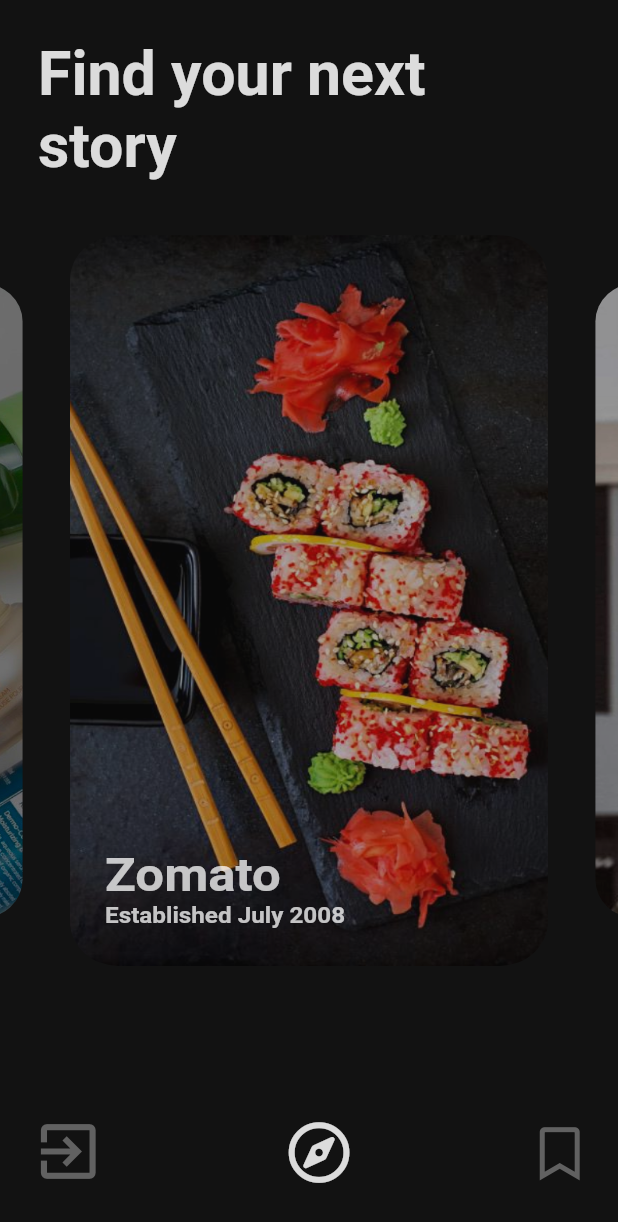
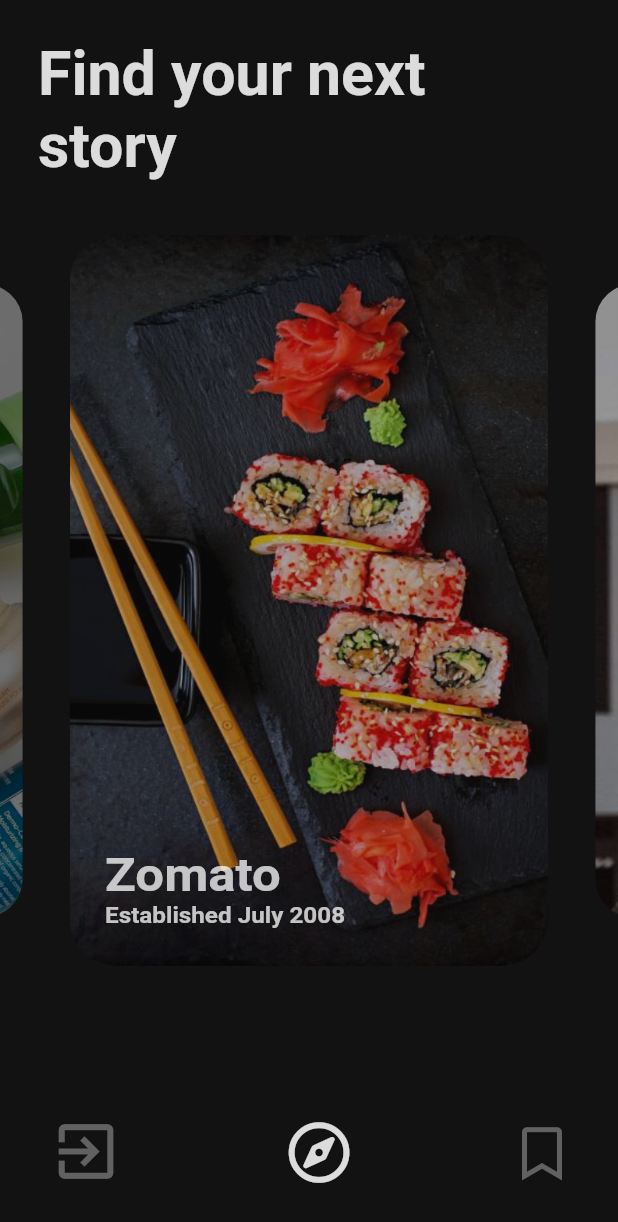
Before and after one commit to RosaliaSL/TechStory, a Flutter app: the MenuPage screen opened by its route, on a phone screen of 412 x 824 dp. Shown: the top 1222 px of the screen. Run offline on Flutter 3.47's test engine with Material 2 defaults, Android fonts, the phone set to English and light mode, and no system bars; drawn by our look-alikes of carousel_slider; our stand-ins replace cloud_firestore, firebase_auth, flutter_tts, font_awesome_flutter, google_sign_in, modal_progress_hud and 1 more; accounts and stored records are empty.

Commit message:
Updated code

```diff
--- a/lib/constants.dart
+++ b/lib/constants.dart
@@ -1,4 +1,3 @@
-import 'package:flutter/cupertino.dart';
 import 'package:flutter/material.dart';
 
 const String kZomatoText =
@@ -11,7 +10,7 @@ const String kBombayShavingCompanyText =
     'Bombay Shaving Company was built to give you and ourselves a better way to shave. Master industrial designers, makers of the world’s sharpest blades, the finest fragrance creators, were only some of the people who came together to make the Regimen a reality. But those were early days. We are developing a range of bath and body products, with the same level of attention to bathroom-worthiness as the Regimen. We want to do for men’s grooming what we’ve done for the daily shave.Because we don’t just want to look good, we want to feel it. We care about your needs. Everything we create, from a complete shaving regimen to a simple bath soap, is designed keeping you in mind.';
 
 const String kCureFitText =
-    'cure.fit is a mobile app that takes a holistic approach towards health and fitness by bringing together all aspects of a healthy lifestyle on a single platform.\n\ncure.fit offers both online and offline experiences across fitness, nutrition and mental wellbeing through its 4 products, i.e, cult.fit, eat.fit, mind.fit & care.fit.\n\nWith the aim to make fitness fun and easy, cult.fit gives workouts a whole new meaning with a range of trainer-led, group workout classes. eat.fit makes healthy eating, easy & affordable. Every eat.fit meal is cooked fresh with the best ingredients and is calorie counted and delivered to your doorstep. Addressing the core aspect of mental wellbeing, mind.fit aims to bring about a lifestyle change and focuses on relieving day to day stress and improving overall mental wellbeing through yoga, guided meditation & 1:1 Therapy. care.fit is a state-of-the-art medical and diagnostic centre that offers doctor consultations and clinical expertise to help in providing care for common illnesses and complex issues. Live your life to the fullest and #BeBetterEveryday';
+    'cure.fit is a mobile app that takes a holistic approach towards health and fitness by bringing together all aspects of a healthy lifestyle on a single platform. cure.fit offers both online and offline experiences across fitness, nutrition and mental wellbeing through its 4 products, i.e, cult.fit, eat.fit, mind.fit & care.fit. With the aim to make fitness fun and easy, cult.fit gives workouts a whole new meaning with a range of trainer-led, group workout classes. eat.fit makes healthy eating, easy & affordable. Every eat.fit meal is cooked fresh with the best ingredients and is calorie counted and delivered to your doorstep. Addressing the core aspect of mental wellbeing, mind.fit aims to bring about a lifestyle change and focuses on relieving day to day stress and improving overall mental wellbeing through yoga, guided meditation & 1:1 Therapy. care.fit is a state-of-the-art medical and diagnostic centre that offers doctor consultations and clinical expertise to help in providing care for common illnesses and complex issues. Live your life to the fullest and #BeBetterEveryday';
 
 const String kAirbnbText =
     'Airbnb, Inc. (pronounced /ˈɛərbiːɛnbiː/ AIR-bee-ehn-bee and stylized as airbnb) is an American vacation rental online marketplace company based in San Francisco, California, United States. Airbnb offers arrangement for lodging, primarily homestays, or tourism experiences. The company does not own any of the real estate listings, nor does it host events; it acts as a broker, receiving commissions from each booking.The company was conceived after its founders rented out an air mattress in their living room, effectively turning their apartment into a bed and breakfast, to offset the high cost of rent in San Francisco. Airbnb is a shortened version of its original name, AirBedandBreakfast.com';
--- a/lib/login_screen.dart
+++ b/lib/login_screen.dart
@@ -1,11 +1,9 @@
 import 'package:flutter/material.dart';
 import 'package:modal_progress_hud/modal_progress_hud.dart';
-import 'package:tech_story/constants.dart';
 import 'package:tech_story/menu_page.dart';
 import 'button.dart';
 import 'package:firebase_auth/firebase_auth.dart';
 import 'menu_page.dart';
-import 'package:cloud_firestore/cloud_firestore.dart';
 import 'package:google_sign_in/google_sign_in.dart';
 import 'package:rflutter_alert/rflutter_alert.dart';
 
@@ -24,7 +22,7 @@ class _LoginScreenState extends State<LoginScreen> {
   bool _isLoggedIn = false;
   GoogleSignIn _googleSignIn = GoogleSignIn(scopes: ['email']);
 
-  _login() async {
+  void _login() async {
     try {
       setState(() {
         showSpinner = true;
@@ -55,7 +53,7 @@ class _LoginScreenState extends State<LoginScreen> {
     }
   }
 
-  _logout() {
+  void _logout() {
     _googleSignIn.signOut();
     setState(() {
       _isLoggedIn = false;
--- a/lib/main.dart
+++ b/lib/main.dart
@@ -1,8 +1,6 @@
 import 'package:flutter/material.dart';
 import 'package:flutter/services.dart';
 import 'package:tech_story/bookmarks_page.dart';
-import 'package:tech_story/information_page.dart';
-import 'package:tech_story/information_page.dart';
 import 'package:tech_story/registration_screen.dart';
 import 'package:tech_story/welcome_screen.dart';
 import 'menu_page.dart';
--- a/lib/menu_page.dart
+++ b/lib/menu_page.dart
@@ -1,7 +1,6 @@
 import 'package:flutter/material.dart';
 import 'package:carousel_slider/carousel_slider.dart';
 import 'package:font_awesome_flutter/font_awesome_flutter.dart';
-import 'package:tech_story/bookmarks_page.dart';
 import 'package:tech_story/welcome_screen.dart';
 import 'startups.dart';
 import 'information_page.dart';
@@ -49,7 +48,7 @@ class _MenuPageState extends State<MenuPage> {
   GoogleSignIn _googleSignIn = GoogleSignIn(scopes: ['email']);
   bool _isLoggedIn = true;
 
-  _logout() {
+  void _logout() {
     _googleSignIn.signOut();
     setState(() {
       _isLoggedIn = false;
@@ -78,10 +77,8 @@ class _MenuPageState extends State<MenuPage> {
   Widget build(BuildContext context) {
     final screenHeight = MediaQuery.of(context).size.height;
     final screenWidth = MediaQuery.of(context).size.width;
-    double space = 30;
 
     return Scaffold(
-//      backgroundColor: Colors.white,
       backgroundColor: Color(0xFF121212),
       body: SafeArea(
         child: Column(
@@ -177,11 +174,8 @@ class _MenuPageState extends State<MenuPage> {
             Expanded(
               child: Padding(
                 padding: EdgeInsets.only(
-                    left: screenWidth * 0.02463, right: screenWidth * 0.02463),
-                child: Padding(
-                  padding: EdgeInsets.only(
-                    left: screenWidth * 0.02666,
-                    right: screenWidth * 0.02666,
+                  left: screenWidth * 0.08,
+                  right: screenWidth * 0.08,
                   bottom: Platform.isIOS ? 0 : screenHeight * 0.039408,
                 ),
                 child: Row(
@@ -195,16 +189,13 @@ class _MenuPageState extends State<MenuPage> {
                         Navigator.pushNamed(context, WelcomeScreen.id);
                       },
                       child: Icon(
-//                        Icons.person_outline,
                         Icons.exit_to_app,
-//                        color: Colors.grey,
                         color: Colors.grey[700],
                         size: screenHeight * 0.05911,
                       ),
                     ),
                     Padding(
-                        padding:
-                            EdgeInsets.only(bottom: screenHeight * 0.00246),
+                      padding: EdgeInsets.only(bottom: screenHeight * 0.00246),
                       child: Icon(
                         FontAwesomeIcons.compass,
                         color: Color(0xD9FFFFFF),
@@ -212,8 +203,7 @@ class _MenuPageState extends State<MenuPage> {
                       ),
                     ),
                     Padding(
-                        padding:
-                            EdgeInsets.only(bottom: screenHeight * 0.00492),
+                      padding: EdgeInsets.only(bottom: screenHeight * 0.00492),
                       child: GestureDetector(
                         onTap: () {
                           Navigator.pushNamed(context, BookmarksPage.id);
@@ -228,7 +218,6 @@ class _MenuPageState extends State<MenuPage> {
                   ],
                 ),
               ),
-              ),
             )
           ],
         ),
--- a/lib/welcome_screen.dart
+++ b/lib/welcome_screen.dart
@@ -13,7 +13,6 @@ class _WelcomeScreenState extends State<WelcomeScreen> {
   @override
   Widget build(BuildContext context) {
     final screenHeight = MediaQuery.of(context).size.height;
-    final screenWidth = MediaQuery.of(context).size.width;
     return Scaffold(
       backgroundColor: Color(0xFF202020),
       body: Column(
```
Also changed, not shown: lib/bookmarks_page.dart (+1 -43 lines), lib/card.dart (+1 -11 lines), lib/information_page.dart (+14 -31 lines), lib/registration_screen.dart (+5 -5 lines). Lines whose indentation alone changed are shown as unchanged.
